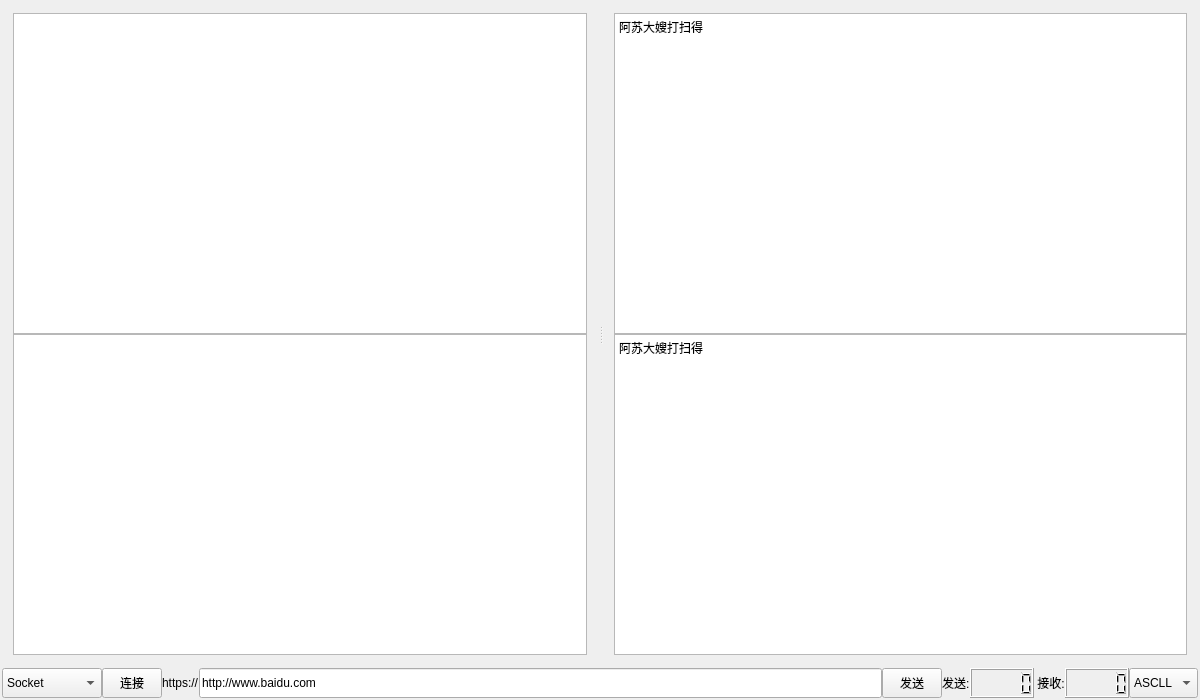
First picture: the form in RequestTestTool/RequestTestTool.ui, repository julian-zhuang/RequestTestTool, before the edit.
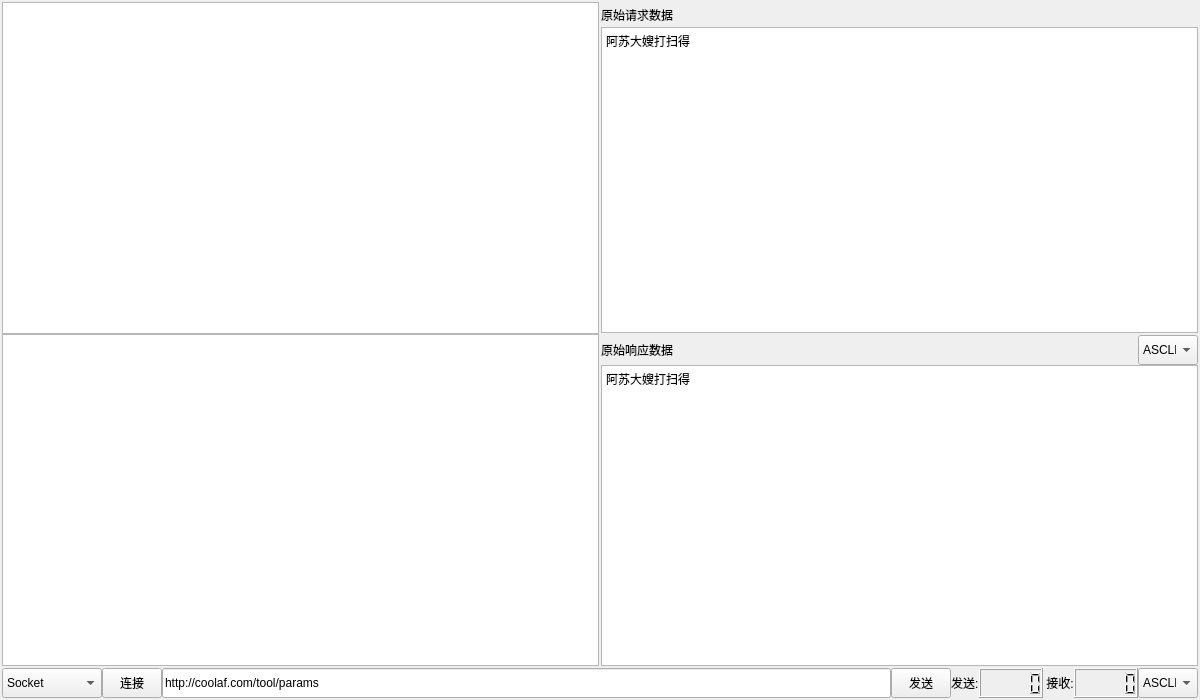
Second picture: the form after the edit.

```diff
--- a/RequestTestTool/RequestTestTool.ui
+++ b/RequestTestTool/RequestTestTool.ui
@@ -26,10 +26,7 @@
    <string>RequestTestTool</string>
   </property>
   <widget class="QWidget" name="centralWidget">
-   <layout class="QVBoxLayout" name="verticalLayout_3">
-    <property name="spacing">
-     <number>2</number>
-    </property>
+   <layout class="QGridLayout" name="gridLayout">
     <property name="leftMargin">
      <number>2</number>
     </property>
@@ -42,21 +39,10 @@
     <property name="bottomMargin">
      <number>2</number>
     </property>
-    <item>
-     <widget class="QSplitter" name="splitter">
-      <property name="sizePolicy">
-       <sizepolicy hsizetype="Expanding" vsizetype="Expanding">
-        <horstretch>0</horstretch>
-        <verstretch>0</verstretch>
-       </sizepolicy>
-      </property>
-      <property name="orientation">
-       <enum>Qt::Horizontal</enum>
-      </property>
-      <property name="handleWidth">
-       <number>5</number>
-      </property>
-      <widget class="QWidget" name="">
+    <property name="spacing">
+     <number>2</number>
+    </property>
+    <item row="0" column="0" rowspan="2">
        <layout class="QVBoxLayout" name="verticalLayout">
         <property name="spacing">
          <number>0</number>
@@ -82,12 +68,38 @@
          </widget>
         </item>
        </layout>
-      </widget>
-      <widget class="QWidget" name="">
-       <layout class="QVBoxLayout" name="verticalLayout_2">
-        <property name="spacing">
-         <number>0</number>
-        </property>
+    </item>
+    <item row="0" column="1">
+     <layout class="QVBoxLayout" name="verticalLayout_3">
+      <property name="spacing">
+       <number>0</number>
+      </property>
+      <item>
+       <layout class="QHBoxLayout" name="horizontalLayout_3">
+        <property name="spacing">
+         <number>0</number>
+        </property>
+        <item>
+         <widget class="QLabel" name="label_2">
+          <property name="minimumSize">
+           <size>
+            <width>0</width>
+            <height>25</height>
+           </size>
+          </property>
+          <property name="maximumSize">
+           <size>
+            <width>16777215</width>
+            <height>25</height>
+           </size>
+          </property>
+          <property name="text">
+           <string>原始请求数据</string>
+          </property>
+         </widget>
+        </item>
+       </layout>
+      </item>
         <item>
          <widget class="QTextBrowser" name="textBrowser_Request">
           <property name="minimumSize">
@@ -105,8 +117,80 @@
           </property>
          </widget>
         </item>
+     </layout>
+    </item>
+    <item row="1" column="1">
+     <layout class="QVBoxLayout" name="verticalLayout_2">
+      <property name="spacing">
+       <number>0</number>
+      </property>
+      <item>
+       <layout class="QHBoxLayout" name="horizontalLayout_2">
+        <property name="spacing">
+         <number>0</number>
+        </property>
+        <item>
+         <widget class="QLabel" name="label">
+          <property name="minimumSize">
+           <size>
+            <width>0</width>
+            <height>25</height>
+           </size>
+          </property>
+          <property name="maximumSize">
+           <size>
+            <width>16777215</width>
+            <height>25</height>
+           </size>
+          </property>
+          <property name="text">
+           <string>原始响应数据</string>
+          </property>
+         </widget>
+        </item>
+        <item>
+         <widget class="QComboBox" name="comboBox_ShowType_2">
+          <property name="minimumSize">
+           <size>
+            <width>60</width>
+            <height>30</height>
+           </size>
+          </property>
+          <property name="maximumSize">
+           <size>
+            <width>60</width>
+            <height>30</height>
+           </size>
+          </property>
+          <item>
+           <property name="text">
+            <string>ASCLL</string>
+           </property>
+          </item>
+          <item>
+           <property name="text">
+            <string>16进制</string>
+           </property>
+          </item>
+          <item>
+           <property name="text">
+            <string>10进制</string>
+           </property>
+          </item>
+          <item>
+           <property name="text">
+            <string>2  进制</string>
+           </property>
+          </item>
+         </widget>
+        </item>
+       </layout>
+      </item>
         <item>
          <widget class="QTextBrowser" name="textBrowser_Response">
+        <property name="enabled">
+         <bool>true</bool>
+        </property>
           <property name="minimumSize">
            <size>
             <width>300</width>
@@ -123,10 +207,8 @@
          </widget>
         </item>
        </layout>
-      </widget>
-     </widget>
     </item>
-    <item>
+    <item row="2" column="0" colspan="2">
      <layout class="QHBoxLayout" name="horizontalLayout">
       <property name="spacing">
        <number>0</number>
@@ -199,19 +281,6 @@
         </property>
        </widget>
       </item>
-      <item>
-       <widget class="QLabel" name="label">
-        <property name="maximumSize">
-         <size>
-          <width>16777215</width>
-          <height>30</height>
-         </size>
-        </property>
-        <property name="text">
-         <string>https://</string>
-        </property>
-       </widget>
-      </item>
       <item>
        <widget class="QLineEdit" name="lineEdit_Address">
         <property name="sizePolicy">
@@ -233,7 +302,7 @@
          </size>
         </property>
         <property name="text">
-         <string>http://www.baidu.com</string>
+         <string>http://coolaf.com/tool/params</string>
         </property>
        </widget>
       </item>
@@ -327,7 +396,7 @@
         </property>
         <property name="maximumSize">
          <size>
-          <width>16777215</width>
+          <width>60</width>
           <height>30</height>
          </size>
         </property>
```
Lines whose indentation alone changed are shown as unchanged.
